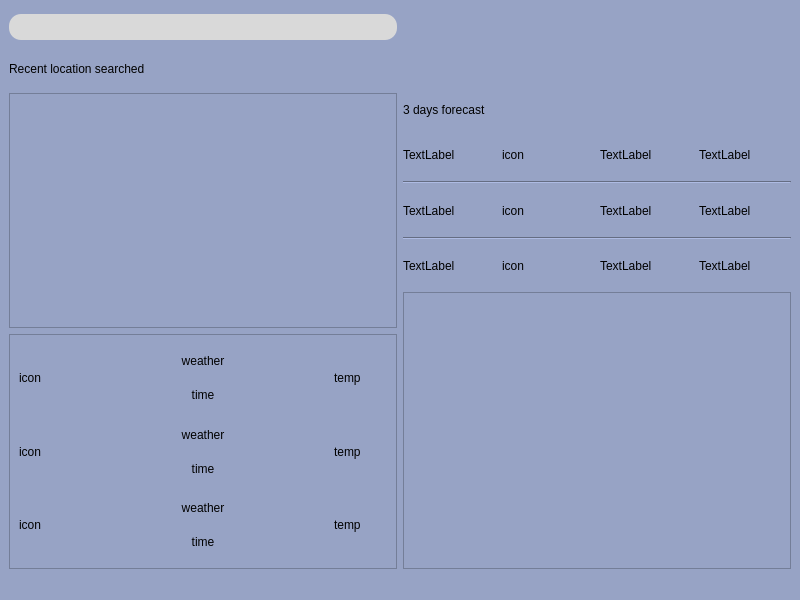
Before: the Qt Designer form mainwindow.ui in Aalok376/SkyScout, drawn with Qt 5.
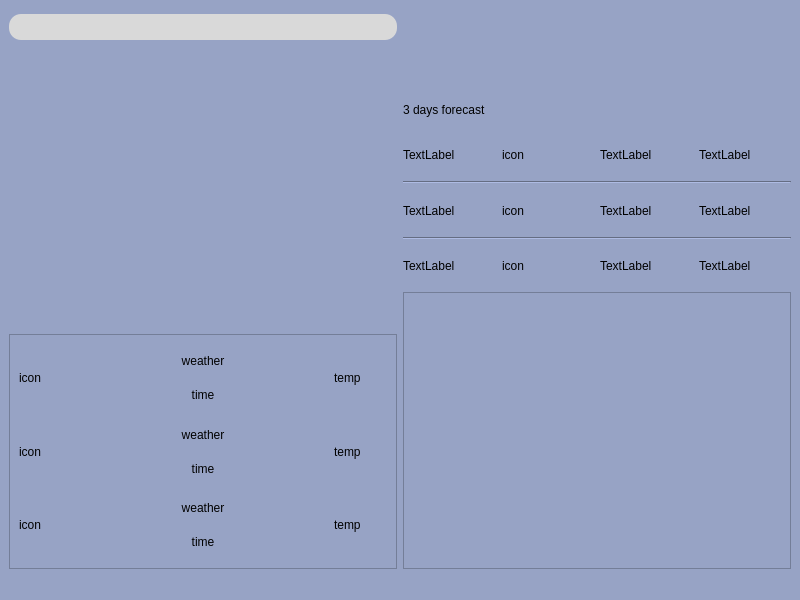
After: the same form once the commit is applied.

What changed in the file:
```diff
--- a/mainwindow.ui
+++ b/mainwindow.ui
@@ -86,7 +86,7 @@
           <item>
            <widget class="QLabel" name="label">
             <property name="text">
-             <string>Recent location searched </string>
+             <string/>
             </property>
            </widget>
           </item>
@@ -94,6 +94,9 @@
         </item>
         <item>
          <widget class="QFrame" name="frame">
+          <property name="styleSheet">
+           <string notr="true">border:ignore</string>
+          </property>
           <property name="frameShape">
            <enum>QFrame::StyledPanel</enum>
           </property>
@@ -181,6 +184,9 @@
                <property name="text">
                 <string/>
                </property>
+               <property name="alignment">
+                <set>Qt::AlignLeading|Qt::AlignLeft|Qt::AlignVCenter</set>
+               </property>
               </widget>
              </item>
             </layout>
```
Left out of the diff: 2 changed lines with no effect on the pictures.
